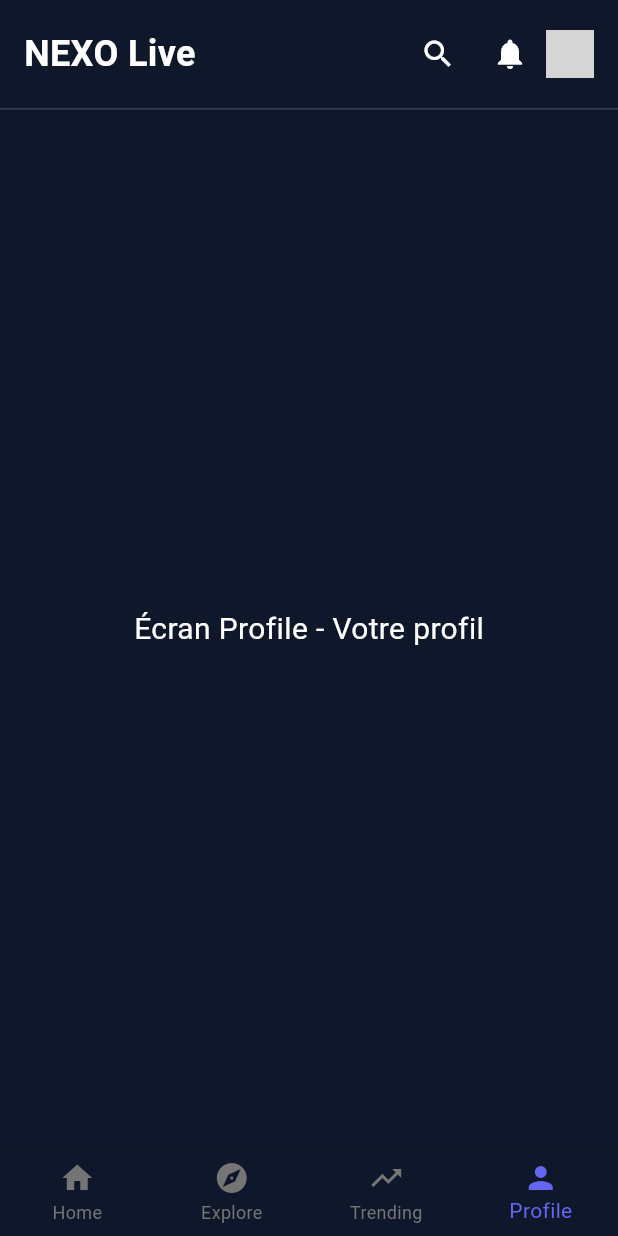
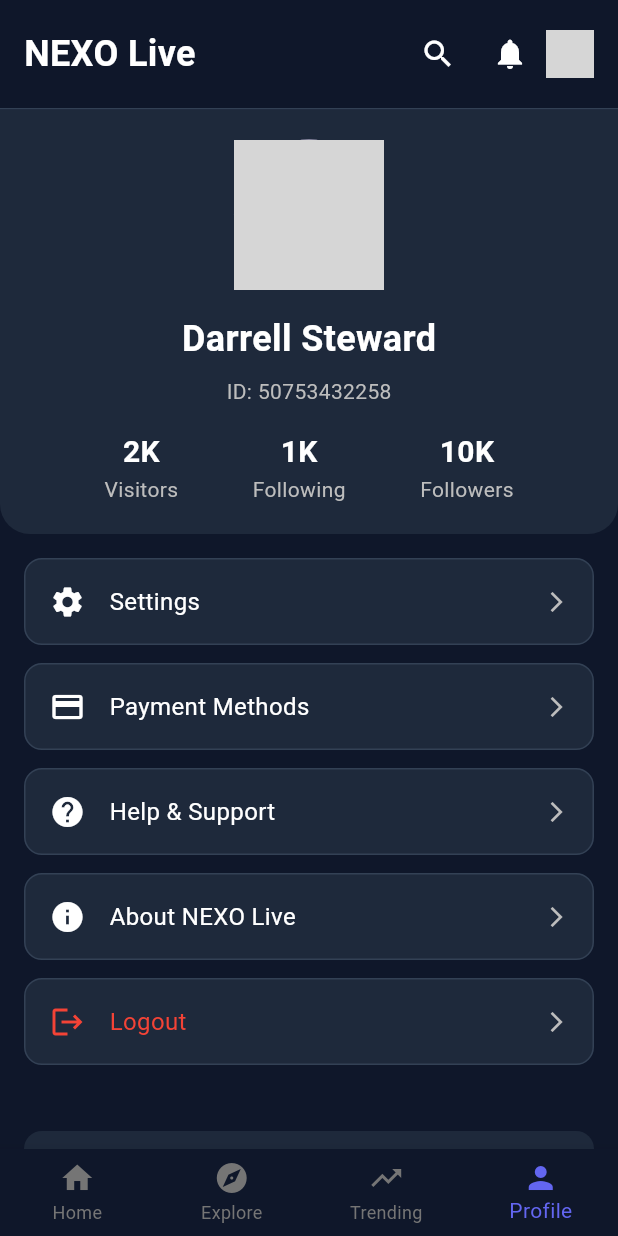
Before and after one commit to adegnilefadilath/nexo_live, a Flutter app: the screen it shows after launch, swiped to page 4, on a phone screen of 412 x 824 dp. Run offline on Flutter 3.47's test engine with Material 3 defaults, Android fonts, the phone set to English and light mode, and no system bars; network calls fail; grey boxes are pictures that could not be loaded.

Commit message:
feat: Amélioration de l'écran Profile avec options et stats

```diff
--- a/lib/screens/profile_screen.dart
+++ b/lib/screens/profile_screen.dart
@@ -7,12 +7,186 @@
   Widget build(BuildContext context) {
     return Container(
       color: const Color(0xFF0F172A),
-      child: const Center(
-        child: Text(
-          'Écran Profile - Votre profil',
-          style: TextStyle(color: Colors.white, fontSize: 20),
+      child: SingleChildScrollView(
+        child: Column(
+          children: [
+            // Header du profil
+            Container(
+              padding: const EdgeInsets.all(20),
+              decoration: const BoxDecoration(
+                color: Color(0xFF1E293B),
+                borderRadius: BorderRadius.only(
+                  bottomLeft: Radius.circular(20),
+                  bottomRight: Radius.circular(20),
+                ),
+              ),
+              child: Column(
+                children: [
+                  const CircleAvatar(
+                    radius: 50,
+                    backgroundImage: NetworkImage(
+                      'https://randomuser.me/api/portraits/men/41.jpg',
+                    ),
+                  ),
+                  const SizedBox(height: 16),
+                  const Text(
+                    'Darrell Steward',
+                    style: TextStyle(
+                      color: Colors.white,
+                      fontSize: 24,
+                      fontWeight: FontWeight.bold,
+                    ),
+                  ),
+                  const SizedBox(height: 8),
+                  Text(
+                    'ID: 50753432258',
+                    style: TextStyle(color: Colors.grey[400]),
+                  ),
+                  const SizedBox(height: 16),
+                  Row(
+                    mainAxisAlignment: MainAxisAlignment.spaceEvenly,
+                    children: [
+                      _buildProfileStat('2K', 'Visitors'),
+                      _buildProfileStat('1K', 'Following'),
+                      _buildProfileStat('10K', 'Followers'),
+                    ],
+                  ),
+                ],
+              ),
+            ),
+
+            // Options du profil
+            Padding(
+              padding: const EdgeInsets.all(16),
+              child: Column(
+                children: [
+                  _buildProfileOption(Icons.settings, 'Settings'),
+                  _buildProfileOption(Icons.payment, 'Payment Methods'),
+                  _buildProfileOption(Icons.help, 'Help & Support'),
+                  _buildProfileOption(Icons.info, 'About NEXO Live'),
+                  _buildProfileOption(Icons.logout, 'Logout',
+                      color: Colors.red),
+                ],
+              ),
+            ),
+
+            // Statistiques supplémentaires
+            Container(
+              margin: const EdgeInsets.all(16),
+              padding: const EdgeInsets.all(16),
+              decoration: BoxDecoration(
+                color: const Color(0xFF1E293B),
+                borderRadius: BorderRadius.circular(12),
+              ),
+              child: Column(
+                crossAxisAlignment: CrossAxisAlignment.start,
+                children: [
+                  const Text(
+                    'Stream Stats',
+                    style: TextStyle(
+                      color: Colors.white,
+                      fontSize: 18,
+                      fontWeight: FontWeight.bold,
+                    ),
+                  ),
+                  const SizedBox(height: 16),
+                  Row(
+                    mainAxisAlignment: MainAxisAlignment.spaceAround,
+                    children: [
+                      _buildStreamStat('48', 'Total Streams'),
+                      _buildStreamStat('156h', 'Total Time'),
+                      _buildStreamStat('25.4K', 'Peak Viewers'),
+                    ],
+                  ),
+                ],
+              ),
+            ),
+          ],
         ),
       ),
     );
   }
+
+  Widget _buildProfileStat(String value, String label) {
+    return Column(
+      children: [
+        Text(
+          value,
+          style: const TextStyle(
+            color: Colors.white,
+            fontSize: 20,
+            fontWeight: FontWeight.bold,
+          ),
+        ),
+        Text(
+          label,
+          style: TextStyle(color: Colors.grey[400]),
+        ),
+      ],
+    );
+  }
+
+  Widget _buildProfileOption(IconData icon, String title,
+      {Color color = Colors.white}) {
+    return GestureDetector(
+      onTap: () {
+        // Navigation vers l'option
+      },
+      child: Container(
+        margin: const EdgeInsets.only(bottom: 12),
+        padding: const EdgeInsets.all(16),
+        decoration: BoxDecoration(
+          color: const Color(0xFF1E293B),
+          borderRadius: BorderRadius.circular(12),
+          border: Border.all(color: const Color(0xFF334155)),
+        ),
+        child: Row(
+          children: [
+            Icon(icon, color: color),
+            const SizedBox(width: 16),
+            Expanded(
+              child: Text(
+                title,
+                style: TextStyle(
+                  color: color,
+                  fontSize: 16,
+                ),
+              ),
+            ),
+            Icon(
+              Icons.arrow_forward_ios,
+              color: Colors.grey[400],
+              size: 16,
+            ),
+          ],
+        ),
+      ),
+    );
+  }
+
+  Widget _buildStreamStat(String value, String label) {
+    return Column(
+      children: [
+        Container(
+          padding: const EdgeInsets.all(12),
+          decoration: BoxDecoration(
+            color: const Color(0xFF6366F1).withAlpha(30),
+            shape: BoxShape.circle,
+          ),
+          child: Text(
+            value,
+            style: const TextStyle(
+              color: Color(0xFF6366F1),
+              fontWeight: FontWeight.bold,
+            ),
+          ),
+        ),
+        const SizedBox(height: 8),
+        Text(
+          label,
+          style: TextStyle(color: Colors.grey[400], fontSize: 12),
+        ),
+      ],
+    );
+  }
 }
```
